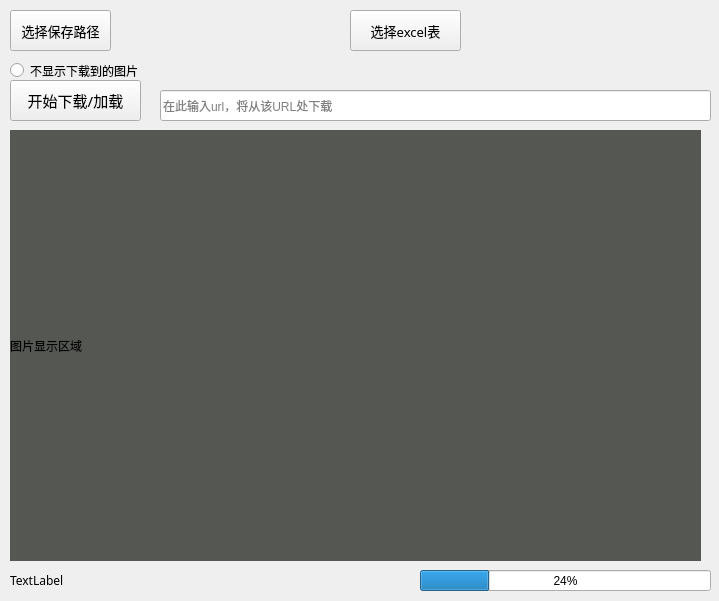
full-auto/UDTool_initial, file mainwindow.ui: the form before one commit.
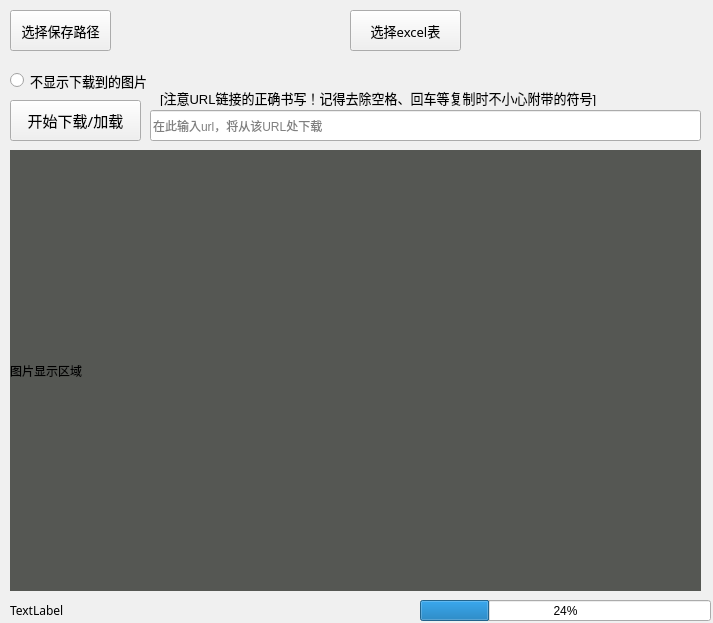
The form after the commit.

What changed in the file:
```diff
--- a/mainwindow.ui
+++ b/mainwindow.ui
@@ -6,10 +6,452 @@
    <rect>
     <x>0</x>
     <y>0</y>
-    <width>719</width>
-    <height>601</height>
+    <width>713</width>
+    <height>623</height>
    </rect>
   </property>
+  <property name="palette">
+   <palette>
+    <active>
+     <colorrole role="WindowText">
+      <brush brushstyle="SolidPattern">
+       <color alpha="255">
+        <red>0</red>
+        <green>0</green>
+        <blue>0</blue>
+       </color>
+      </brush>
+     </colorrole>
+     <colorrole role="Button">
+      <brush brushstyle="SolidPattern">
+       <color alpha="255">
+        <red>240</red>
+        <green>240</green>
+        <blue>240</blue>
+       </color>
+      </brush>
+     </colorrole>
+     <colorrole role="Light">
+      <brush brushstyle="SolidPattern">
+       <color alpha="255">
+        <red>255</red>
+        <green>255</green>
+        <blue>255</blue>
+       </color>
+      </brush>
+     </colorrole>
+     <colorrole role="Midlight">
+      <brush brushstyle="SolidPattern">
+       <color alpha="255">
+        <red>247</red>
+        <green>247</green>
+        <blue>247</blue>
+       </color>
+      </brush>
+     </colorrole>
+     <colorrole role="Dark">
+      <brush brushstyle="SolidPattern">
+       <color alpha="255">
+        <red>120</red>
+        <green>120</green>
+        <blue>120</blue>
+       </color>
+      </brush>
+     </colorrole>
+     <colorrole role="Mid">
+      <brush brushstyle="SolidPattern">
+       <color alpha="255">
+        <red>160</red>
+        <green>160</green>
+        <blue>160</blue>
+       </color>
+      </brush>
+     </colorrole>
+     <colorrole role="Text">
+      <brush brushstyle="SolidPattern">
+       <color alpha="255">
+        <red>0</red>
+        <green>0</green>
+        <blue>0</blue>
+       </color>
+      </brush>
+     </colorrole>
+     <colorrole role="BrightText">
+      <brush brushstyle="SolidPattern">
+       <color alpha="255">
+        <red>255</red>
+        <green>255</green>
+        <blue>255</blue>
+       </color>
+      </brush>
+     </colorrole>
+     <colorrole role="ButtonText">
+      <brush brushstyle="SolidPattern">
+       <color alpha="255">
+        <red>0</red>
+        <green>0</green>
+        <blue>0</blue>
+       </color>
+      </brush>
+     </colorrole>
+     <colorrole role="Base">
+      <brush brushstyle="SolidPattern">
+       <color alpha="255">
+        <red>255</red>
+        <green>255</green>
+        <blue>255</blue>
+       </color>
+      </brush>
+     </colorrole>
+     <colorrole role="Window">
+      <brush brushstyle="SolidPattern">
+       <color alpha="255">
+        <red>240</red>
+        <green>240</green>
+        <blue>240</blue>
+       </color>
+      </brush>
+     </colorrole>
+     <colorrole role="Shadow">
+      <brush brushstyle="SolidPattern">
+       <color alpha="255">
+        <red>0</red>
+        <green>0</green>
+        <blue>0</blue>
+       </color>
+      </brush>
+     </colorrole>
+     <colorrole role="AlternateBase">
+      <brush brushstyle="SolidPattern">
+       <color alpha="255">
+        <red>247</red>
+        <green>247</green>
+        <blue>247</blue>
+       </color>
+      </brush>
+     </colorrole>
+     <colorrole role="ToolTipBase">
+      <brush brushstyle="SolidPattern">
+       <color alpha="255">
+        <red>255</red>
+        <green>255</green>
+        <blue>220</blue>
+       </color>
+      </brush>
+     </colorrole>
+     <colorrole role="ToolTipText">
+      <brush brushstyle="SolidPattern">
+       <color alpha="255">
+        <red>0</red>
+        <green>0</green>
+        <blue>0</blue>
+       </color>
+      </brush>
+     </colorrole>
+     <colorrole role="PlaceholderText">
+      <brush brushstyle="SolidPattern">
+       <color alpha="128">
+        <red>0</red>
+        <green>0</green>
+        <blue>0</blue>
+       </color>
+      </brush>
+     </colorrole>
+    </active>
+    <inactive>
+     <colorrole role="WindowText">
+      <brush brushstyle="SolidPattern">
+       <color alpha="255">
+        <red>0</red>
+        <green>0</green>
+        <blue>0</blue>
+       </color>
+      </brush>
+     </colorrole>
+     <colorrole role="Button">
+      <brush brushstyle="SolidPattern">
+       <color alpha="255">
+        <red>240</red>
+        <green>240</green>
+        <blue>240</blue>
+       </color>
+      </brush>
+     </colorrole>
+     <colorrole role="Light">
+      <brush brushstyle="SolidPattern">
+       <color alpha="255">
+        <red>255</red>
+        <green>255</green>
+        <blue>255</blue>
+       </color>
+      </brush>
+     </colorrole>
+     <colorrole role="Midlight">
+      <brush brushstyle="SolidPattern">
+       <color alpha="255">
+        <red>247</red>
+        <green>247</green>
+        <blue>247</blue>
+       </color>
+      </brush>
+     </colorrole>
+     <colorrole role="Dark">
+      <brush brushstyle="SolidPattern">
+       <color alpha="255">
+        <red>120</red>
+        <green>120</green>
+        <blue>120</blue>
+       </color>
+      </brush>
+     </colorrole>
+     <colorrole role="Mid">
+      <brush brushstyle="SolidPattern">
+       <color alpha="255">
+        <red>160</red>
+        <green>160</green>
+        <blue>160</blue>
+       </color>
+      </brush>
+     </colorrole>
+     <colorrole role="Text">
+      <brush brushstyle="SolidPattern">
+       <color alpha="255">
+        <red>0</red>
+        <green>0</green>
+        <blue>0</blue>
+       </color>
+      </brush>
+     </colorrole>
+     <colorrole role="BrightText">
+      <brush brushstyle="SolidPattern">
+       <color alpha="255">
+        <red>255</red>
+        <green>255</green>
+        <blue>255</blue>
+       </color>
+      </brush>
+     </colorrole>
+     <colorrole role="ButtonText">
+      <brush brushstyle="SolidPattern">
+       <color alpha="255">
+        <red>0</red>
+        <green>0</green>
+        <blue>0</blue>
+       </color>
+      </brush>
+     </colorrole>
+     <colorrole role="Base">
+      <brush brushstyle="SolidPattern">
+       <color alpha="255">
+        <red>255</red>
+        <green>255</green>
+        <blue>255</blue>
+       </color>
+      </brush>
+     </colorrole>
+     <colorrole role="Window">
+      <brush brushstyle="SolidPattern">
+       <color alpha="255">
+        <red>240</red>
+        <green>240</green>
+        <blue>240</blue>
+       </color>
+      </brush>
+     </colorrole>
+     <colorrole role="Shadow">
+      <brush brushstyle="SolidPattern">
+       <color alpha="255">
+        <red>0</red>
+        <green>0</green>
+        <blue>0</blue>
+       </color>
+      </brush>
+     </colorrole>
+     <colorrole role="AlternateBase">
+      <brush brushstyle="SolidPattern">
+       <color alpha="255">
+        <red>247</red>
+        <green>247</green>
+        <blue>247</blue>
+       </color>
+      </brush>
+     </colorrole>
+     <colorrole role="ToolTipBase">
+      <brush brushstyle="SolidPattern">
+       <color alpha="255">
+        <red>255</red>
+        <green>255</green>
+        <blue>220</blue>
+       </color>
+      </brush>
+     </colorrole>
+     <colorrole role="ToolTipText">
+      <brush brushstyle="SolidPattern">
+       <color alpha="255">
+        <red>0</red>
+        <green>0</green>
+        <blue>0</blue>
+       </color>
+      </brush>
+     </colorrole>
+     <colorrole role="PlaceholderText">
+      <brush brushstyle="SolidPattern">
+       <color alpha="128">
+        <red>0</red>
+        <green>0</green>
+        <blue>0</blue>
+       </color>
+      </brush>
+     </colorrole>
+    </inactive>
+    <disabled>
+     <colorrole role="WindowText">
+      <brush brushstyle="SolidPattern">
+       <color alpha="255">
+        <red>120</red>
+        <green>120</green>
+        <blue>120</blue>
+       </color>
+      </brush>
+     </colorrole>
+     <colorrole role="Button">
+      <brush brushstyle="SolidPattern">
+       <color alpha="255">
+        <red>240</red>
+        <green>240</green>
+        <blue>240</blue>
+       </color>
+      </brush>
+     </colorrole>
+     <colorrole role="Light">
+      <brush brushstyle="SolidPattern">
+       <color alpha="255">
+        <red>255</red>
+        <green>255</green>
+        <blue>255</blue>
+       </color>
+      </brush>
+     </colorrole>
+     <colorrole role="Midlight">
+      <brush brushstyle="SolidPattern">
+       <color alpha="255">
+        <red>247</red>
+        <green>247</green>
+        <blue>247</blue>
+       </color>
+      </brush>
+     </colorrole>
+     <colorrole role="Dark">
+      <brush brushstyle="SolidPattern">
+       <color alpha="255">
+        <red>120</red>
+        <green>120</green>
+        <blue>120</blue>
+       </color>
+      </brush>
+     </colorrole>
+     <colorrole role="Mid">
+      <brush brushstyle="SolidPattern">
+       <color alpha="255">
+        <red>160</red>
+        <green>160</green>
+        <blue>160</blue>
+       </color>
+      </brush>
+     </colorrole>
+     <colorrole role="Text">
+      <brush brushstyle="SolidPattern">
+       <color alpha="255">
+        <red>120</red>
+        <green>120</green>
+        <blue>120</blue>
+       </color>
+      </brush>
+     </colorrole>
+     <colorrole role="BrightText">
+      <brush brushstyle="SolidPattern">
+       <color alpha="255">
+        <red>255</red>
+        <green>255</green>
+        <blue>255</blue>
+       </color>
+      </brush>
+     </colorrole>
+     <colorrole role="ButtonText">
+      <brush brushstyle="SolidPattern">
+       <color alpha="255">
+        <red>120</red>
+        <green>120</green>
+        <blue>120</blue>
+       </color>
+      </brush>
+     </colorrole>
+     <colorrole role="Base">
+      <brush brushstyle="SolidPattern">
+       <color alpha="255">
+        <red>240</red>
+        <green>240</green>
+        <blue>240</blue>
+       </color>
+      </brush>
+     </colorrole>
+     <colorrole role="Window">
+      <brush brushstyle="SolidPattern">
+       <color alpha="255">
+        <red>240</red>
+        <green>240</green>
+        <blue>240</blue>
+       </color>
+      </brush>
+     </colorrole>
+     <colorrole role="Shadow">
+      <brush brushstyle="SolidPattern">
+       <color alpha="255">
+        <red>0</red>
+        <green>0</green>
+        <blue>0</blue>
+       </color>
+      </brush>
+     </colorrole>
+     <colorrole role="AlternateBase">
+      <brush brushstyle="SolidPattern">
+       <color alpha="255">
+        <red>240</red>
+        <green>240</green>
+        <blue>240</blue>
+       </color>
+      </brush>
+     </colorrole>
+     <colorrole role="ToolTipBase">
+      <brush brushstyle="SolidPattern">
+       <color alpha="255">
+        <red>255</red>
+        <green>255</green>
+        <blue>220</blue>
+       </color>
+      </brush>
+     </colorrole>
+     <colorrole role="ToolTipText">
+      <brush brushstyle="SolidPattern">
+       <color alpha="255">
+        <red>0</red>
+        <green>0</green>
+        <blue>0</blue>
+       </color>
+      </brush>
+     </colorrole>
+     <colorrole role="PlaceholderText">
+      <brush brushstyle="SolidPattern">
+       <color alpha="128">
+        <red>0</red>
+        <green>0</green>
+        <blue>0</blue>
+       </color>
+      </brush>
+     </colorrole>
+    </disabled>
+   </palette>
+  </property>
   <property name="windowTitle">
    <string>MainWindow</string>
   </property>
@@ -17,8 +459,8 @@
    <widget class="QLineEdit" name="lineEdit">
     <property name="geometry">
      <rect>
-      <x>160</x>
-      <y>90</y>
+      <x>150</x>
+      <y>110</y>
       <width>551</width>
       <height>31</height>
      </rect>
@@ -31,9 +473,9 @@
     <property name="geometry">
      <rect>
       <x>10</x>
-      <y>130</y>
+      <y>150</y>
       <width>691</width>
-      <height>431</height>
+      <height>441</height>
      </rect>
     </property>
     <property name="styleSheet">
@@ -47,7 +489,7 @@
     <property name="geometry">
      <rect>
       <x>10</x>
-      <y>80</y>
+      <y>100</y>
       <width>131</width>
       <height>41</height>
      </rect>
@@ -98,7 +540,7 @@
     <property name="geometry">
      <rect>
       <x>10</x>
-      <y>570</y>
+      <y>600</y>
       <width>391</width>
       <height>21</height>
      </rect>
@@ -136,7 +578,7 @@
      <rect>
       <x>470</x>
       <y>10</y>
-      <width>201</width>
+      <width>231</width>
       <height>41</height>
      </rect>
     </property>
@@ -148,7 +590,7 @@
     <property name="geometry">
      <rect>
       <x>420</x>
-      <y>570</y>
+      <y>600</y>
       <width>291</width>
       <height>21</height>
      </rect>
@@ -161,15 +603,40 @@
     <property name="geometry">
      <rect>
       <x>10</x>
-      <y>60</y>
-      <width>141</width>
+      <y>70</y>
+      <width>151</width>
       <height>21</height>
      </rect>
     </property>
+    <property name="font">
+     <font>
+      <family>Arial</family>
+      <pointsize>10</pointsize>
+     </font>
+    </property>
     <property name="text">
      <string>不显示下载到的图片</string>
     </property>
    </widget>
+   <widget class="QLabel" name="label">
+    <property name="geometry">
+     <rect>
+      <x>160</x>
+      <y>90</y>
+      <width>521</width>
+      <height>16</height>
+     </rect>
+    </property>
+    <property name="font">
+     <font>
+      <family>Arial</family>
+      <pointsize>10</pointsize>
+     </font>
+    </property>
+    <property name="text">
+     <string>[注意URL链接的正确书写！记得去除空格、回车等复制时不小心附带的符号]</string>
+    </property>
+   </widget>
   </widget>
  </widget>
  <resources/>
```
